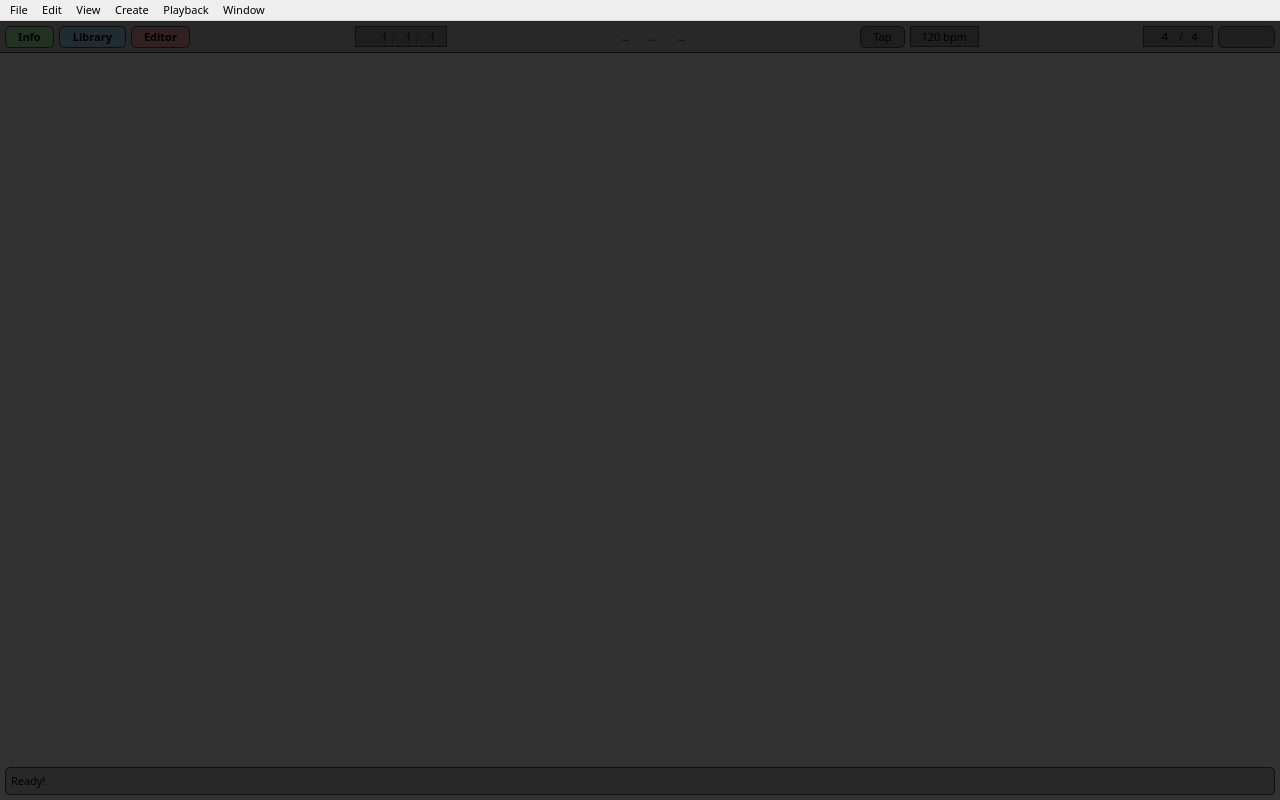
Old version of the form src/mainwindow.ui in the repository tom-23/Horizon.
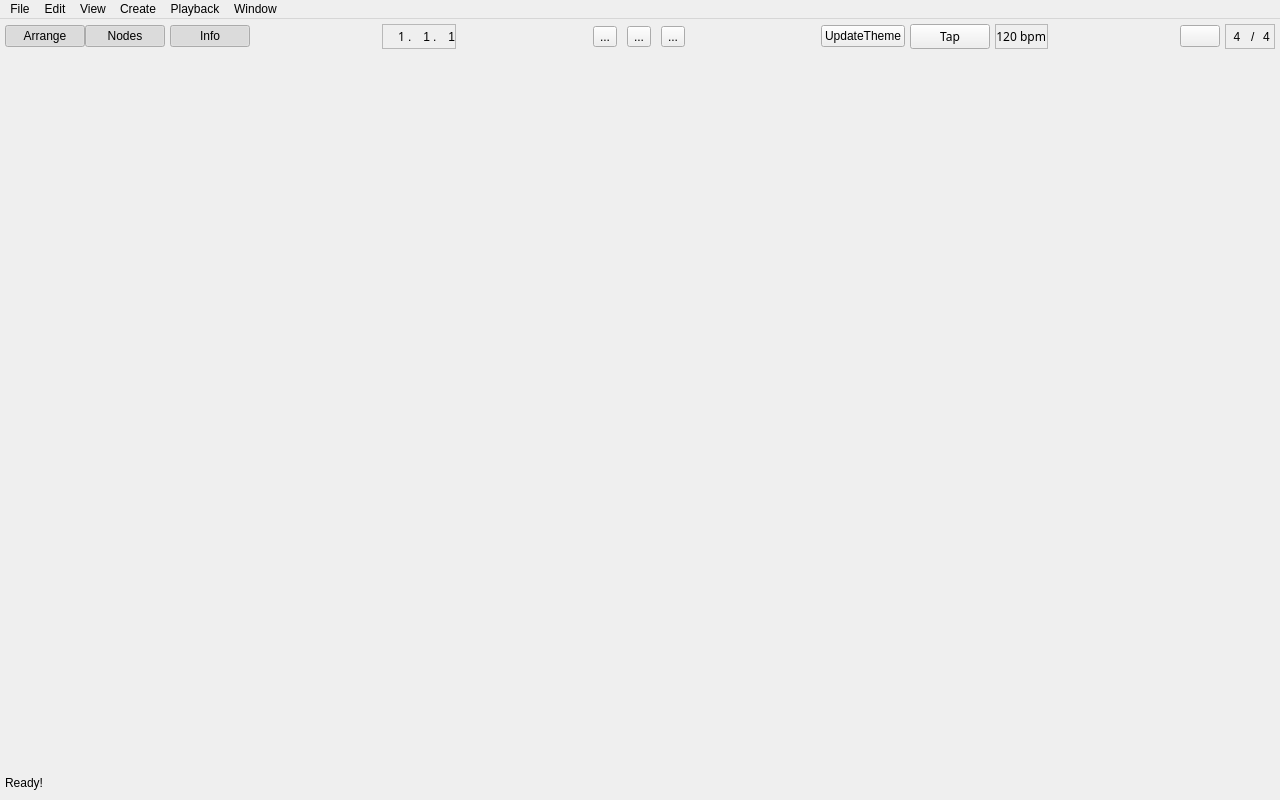
New version of the form. Icons and pictures are not drawn.

The edit to the form file:
```diff
--- a/src/mainwindow.ui
+++ b/src/mainwindow.ui
@@ -14,85 +14,7 @@
    <string>Horizon</string>
   </property>
   <property name="styleSheet">
-   <string notr="true">* {
-font-family: SF Display;
-font-size: 11px;
-}
-
-#centralwidget {
-	background-color: rgb(50,50,50);
-}
-
-#header {
-	background-color: #282828;
-	border-bottom: 1px Solid #0f0f0f;	
-}
-
-#footer {
-	background-color: #282828;
-	margin-left: 5px;
-	margin-right: 5px;
-	border: 1px Solid #0f0f0f;	
-border-radius: 5px;
-}
-
-#position_lcd {
-	background-color: #1e1e1e;
-	border: 1px Solid #0f0f0f;	
-	font-size: 11px;
-	padding: -5px;
-	margin-bottom: 1px;
-	padding-left: 10px;
-	padding-right: 10px;
-}
-
-#tempo_lcd {
-	background-color: #1e1e1e;
-	border: 1px Solid #0f0f0f;	
-	font-size: 11px;
-	padding: -5px;
-	margin-bottom: 1px;
-	padding-left: 10px;
-	padding-right: 10px;
-}
-
-#timesig_lcd {
-	background-color: #1e1e1e;
-	border: 1px Solid #0f0f0f;	
-	font-size: 11px;
-	padding: -5px;
-	margin-bottom: 1px;
-	padding-left: 10px;
-	padding-right: 10px;
-}
-
-QLabel {
-	padding: 0px;
-	margin: 0px;
-	font-size: 11px;
-	border: 0px;
-
-}
-
-QPushButton {
-	background-color: #1e1e1e;
-	border: 1px Solid #0f0f0f;	
-	border-radius: 5px;
-	padding: 2px;
-	padding-left: 12px;
-	padding-right: 12px;
-	font-size: 11px;
-}
-
-QPushButton:checked {
-	background-color: #323232;
-}
-
-QToolButton {
-	background-color: transparent;
-	border: none;
-	
-}</string>
+   <string notr="true"/>
   </property>
   <widget class="QWidget" name="centralwidget">
    <layout class="QVBoxLayout" name="verticalLayout">
@@ -138,20 +60,52 @@
        <property name="bottomMargin">
         <number>5</number>
        </property>
+       <item>
+        <layout class="QHBoxLayout" name="horizontalLayout_8">
+         <property name="spacing">
+          <number>0</number>
+         </property>
+         <property name="rightMargin">
+          <number>0</number>
+         </property>
+         <item>
+          <widget class="QPushButton" name="pushButton_8">
+           <property name="styleSheet">
+            <string notr="true"/>
+           </property>
+           <property name="text">
+            <string>Arrange</string>
+           </property>
+           <property name="checkable">
+            <bool>true</bool>
+           </property>
+           <property name="checked">
+            <bool>true</bool>
+           </property>
+          </widget>
+         </item>
+         <item>
+          <widget class="QPushButton" name="pushButton_7">
+           <property name="styleSheet">
+            <string notr="true"/>
+           </property>
+           <property name="text">
+            <string>Nodes</string>
+           </property>
+           <property name="checkable">
+            <bool>true</bool>
+           </property>
+           <property name="checked">
+            <bool>true</bool>
+           </property>
+          </widget>
+         </item>
+        </layout>
+       </item>
        <item>
         <widget class="QPushButton" name="pushButton_6">
-         <property name="font">
-          <font>
-           <family>SF Display</family>
-           <pointsize>-1</pointsize>
-           <weight>75</weight>
-           <bold>true</bold>
-          </font>
-         </property>
          <property name="styleSheet">
-          <string notr="true">QPushButton:checked {
-	background-color: #213222;
-}</string>
+          <string notr="true"/>
          </property>
          <property name="text">
           <string>Info</string>
@@ -164,58 +118,6 @@
          </property>
         </widget>
        </item>
-       <item>
-        <widget class="QPushButton" name="pushButton_7">
-         <property name="font">
-          <font>
-           <family>SF Display</family>
-           <pointsize>-1</pointsize>
-           <weight>75</weight>
-           <bold>true</bold>
-          </font>
-         </property>
-         <property name="styleSheet">
-          <string notr="true">QPushButton:checked {
-	background-color: #212b32;
-}</string>
-         </property>
-         <property name="text">
-          <string>Library</string>
-         </property>
-         <property name="checkable">
-          <bool>true</bool>
-         </property>
-         <property name="checked">
-          <bool>true</bool>
-         </property>
-        </widget>
-       </item>
-       <item>
-        <widget class="QPushButton" name="pushButton_8">
-         <property name="font">
-          <font>
-           <family>SF Display</family>
-           <pointsize>-1</pointsize>
-           <weight>75</weight>
-           <bold>true</bold>
-          </font>
-         </property>
-         <property name="styleSheet">
-          <string notr="true">QPushButton:checked {
-	background-color: #322121;
-}</string>
-         </property>
-         <property name="text">
-          <string>Editor</string>
-         </property>
-         <property name="checkable">
-          <bool>true</bool>
-         </property>
-         <property name="checked">
-          <bool>true</bool>
-         </property>
-        </widget>
-       </item>
        <item>
         <spacer name="horizontalSpacer_3">
          <property name="orientation">
@@ -270,7 +172,6 @@
             <property name="font">
              <font>
               <family>SF Display</family>
-              <pointsize>-1</pointsize>
              </font>
             </property>
             <property name="text">
@@ -371,8 +272,8 @@
            </property>
            <property name="iconSize">
             <size>
-             <width>14</width>
-             <height>14</height>
+             <width>13</width>
+             <height>13</height>
             </size>
            </property>
           </widget>
@@ -388,8 +289,8 @@
            </property>
            <property name="iconSize">
             <size>
-             <width>14</width>
-             <height>14</height>
+             <width>13</width>
+             <height>13</height>
             </size>
            </property>
           </widget>
@@ -405,8 +306,8 @@
            </property>
            <property name="iconSize">
             <size>
-             <width>14</width>
-             <height>14</height>
+             <width>13</width>
+             <height>13</height>
             </size>
            </property>
           </widget>
@@ -426,12 +327,18 @@
          </property>
         </spacer>
        </item>
+       <item>
+        <widget class="QPushButton" name="pushButton">
+         <property name="text">
+          <string>UpdateTheme</string>
+         </property>
+        </widget>
+       </item>
        <item>
         <widget class="QPushButton" name="pushButton_3">
          <property name="font">
           <font>
            <family>SF Display</family>
-           <pointsize>-1</pointsize>
            <weight>50</weight>
            <bold>false</bold>
           </font>
@@ -488,7 +395,6 @@
             <property name="font">
              <font>
               <family>SF Display</family>
-              <pointsize>-1</pointsize>
              </font>
             </property>
             <property name="text">
@@ -515,6 +421,26 @@
          </property>
         </spacer>
        </item>
+       <item>
+        <widget class="QPushButton" name="metroButton">
+         <property name="text">
+          <string/>
+         </property>
+         <property name="icon">
+          <iconset resource="../assets/resources.qrc">
+           <normaloff>:/svg/svg/met_1.svg</normaloff>:/svg/svg/met_1.svg</iconset>
+         </property>
+         <property name="iconSize">
+          <size>
+           <width>16</width>
+           <height>14</height>
+          </size>
+         </property>
+         <property name="checkable">
+          <bool>true</bool>
+         </property>
+        </widget>
+       </item>
        <item>
         <widget class="QFrame" name="timesig_lcd">
          <property name="sizePolicy">
@@ -587,31 +513,6 @@
          </layout>
         </widget>
        </item>
-       <item>
-        <widget class="QPushButton" name="pushButton_4">
-         <property name="font">
-          <font>
-           <family>SF Display</family>
-           <pointsize>-1</pointsize>
-           <weight>75</weight>
-           <bold>true</bold>
-          </font>
-         </property>
-         <property name="text">
-          <string/>
-         </property>
-         <property name="icon">
-          <iconset resource="../assets/resources.qrc">
-           <normaloff>:/svg/svg/met_1.svg</normaloff>:/svg/svg/met_1.svg</iconset>
-         </property>
-         <property name="iconSize">
-          <size>
-           <width>18</width>
-           <height>16</height>
-          </size>
-         </property>
-        </widget>
-       </item>
       </layout>
      </widget>
     </item>
@@ -699,7 +600,7 @@
      <x>0</x>
      <y>0</y>
      <width>1280</width>
-     <height>18</height>
+     <height>22</height>
     </rect>
    </property>
    <widget class="QMenu" name="menuFile">
```
